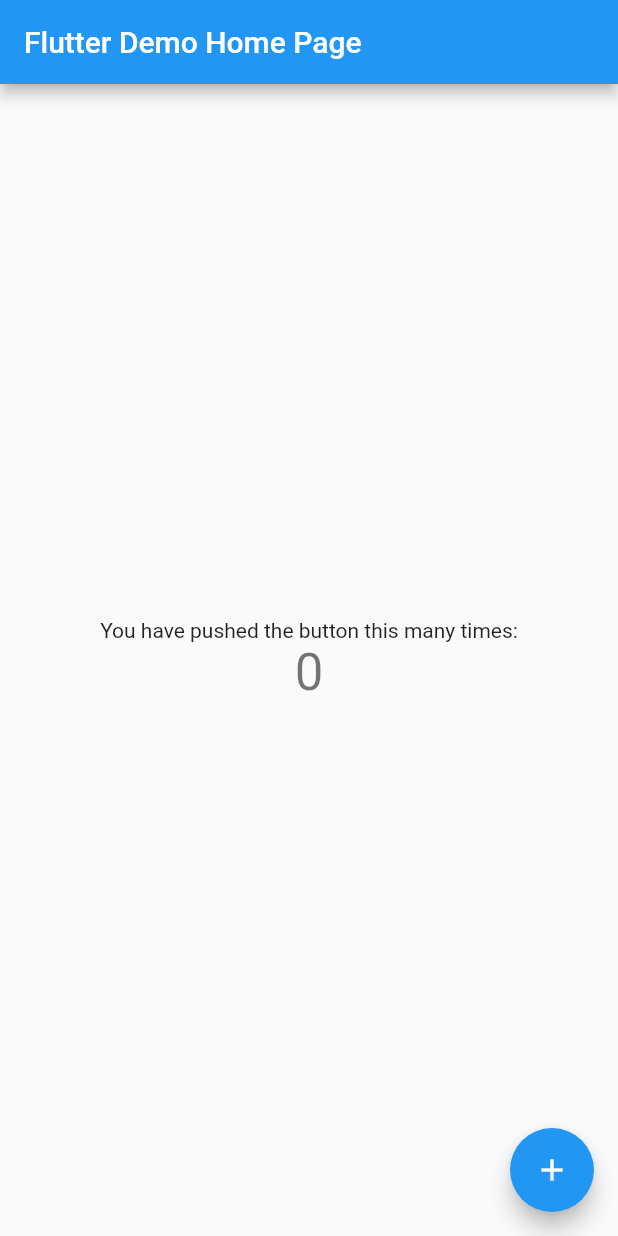
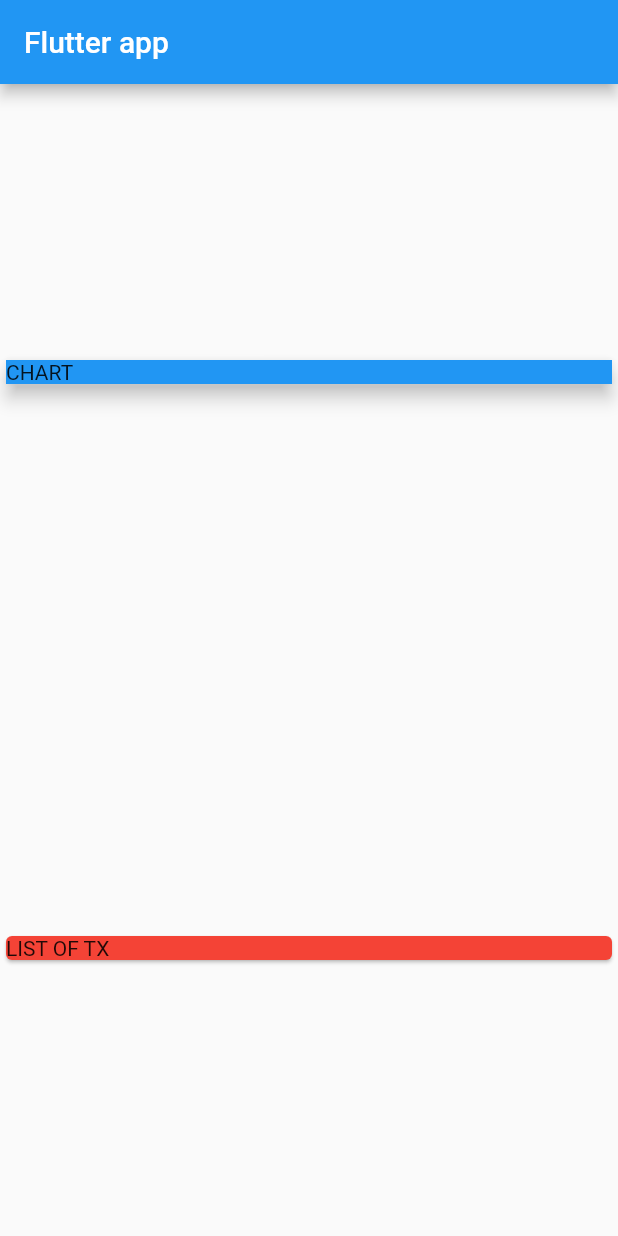
Before and after one commit to PatrickNiyogitare28/30-Days-of-flutter, a Flutter app: the screen it shows after launch, on a phone screen of 412 x 824 dp. Run offline on Flutter 3.47's test engine with Material 2 defaults, Android fonts, the phone set to English and light mode, and no system bars.

Commit message:
fit- added basic transactions

```diff
--- a/expensises_tracker/lib/main.dart
+++ b/expensises_tracker/lib/main.dart
@@ -1,118 +1,62 @@
 import 'package:flutter/material.dart';
 
+import './transaction.dart';
 void main() {
   runApp(MyApp());
 }
 
 class MyApp extends StatelessWidget {
-  // This widget is the root of your application.
   @override
   Widget build(BuildContext context) {
     return MaterialApp(
       title: 'Flutter Demo',
       theme: ThemeData(
-        // This is the theme of your application.
-        //
-        // Try running your application with "flutter run". You'll see the
-        // application has a blue toolbar. Then, without quitting the app, try
-        // changing the primarySwatch below to Colors.green and then invoke
-        // "hot reload" (press "r" in the console where you ran "flutter run",
-        // or simply save your changes to "hot reload" in a Flutter IDE).
-        // Notice that the counter didn't reset back to zero; the application
-        // is not restarted.
         primarySwatch: Colors.blue,
-        // This makes the visual density adapt to the platform that you run
-        // the app on. For desktop platforms, the controls will be smaller and
-        // closer tog
-        // ether (more dense) than on mobile platforms.
         visualDensity: VisualDensity.adaptivePlatformDensity,
       ),
-      home: MyHomePage(title: 'Flutter Demo Home Page'),
+      home: MyHomePage(),
     );
   }
 }
 
-class MyHomePage extends StatefulWidget {
-  MyHomePage({Key key, this.title}) : super(key: key);
+class MyHomePage extends StatelessWidget {
+  final List<Transaction> transaction = [
+    Transaction(
+      id: 't1',
+      title:'New shoes',
+      amount: 69.05,
+      date: DateTime.now()),
+    Transaction(
+      id: 't2',
+      title:'Weekly Groceries',
+      amount: 100,
+      date: DateTime.now())
 
-  // This widget is the home page of your application. It is stateful, meaning
-  // that it has a State object (defined below) that contains fields that affect
-  // how it looks.
-
-  // This class is the configuration for the state. It holds the values (in this
-  // case the title) provided by the parent (in this case the App widget) and
-  // used by the build method of the State. Fields in a Widget subclass are
-  // always marked "final".
-
-  final String title;
-
-  @override
-  _MyHomePageState createState() => _MyHomePageState();
-}
-
-class _MyHomePageState extends State<MyHomePage> {
-  int _counter = 0;
-
-  void _incrementCounter() {
-    setState(() {
-      // This call to setState tells the Flutter framework that something has
-      // changed in this State, which causes it to rerun the build method below
-      // so that the display can reflect the updated values. If we changed
-      // _counter without calling setState(), then the build method would not be
-      // called again, and so nothing would appear to happen.
-      _counter++;
-    });
-  }
+  ];
 
   @override
   Widget build(BuildContext context) {
-    // This method is rerun every time setState is called, for instance as done
-    // by the _incrementCounter method above.
-    //
-    // The Flutter framework has been optimized to make rerunning build methods
-    // fast, so that you can just rebuild anything that needs updating rather
-    // than having to individually change instances of widgets.
     return Scaffold(
       appBar: AppBar(
-        // Here we take the value from the MyHomePage object that was created by
-        // the App.build method, and use it to set our appbar title.
-        title: Text(widget.title),
+        title: Text('Flutter app'),
       ),
-      body: Center(
-        // Center is a layout widget. It takes a single child and positions it
-        // in the middle of the parent.
-        child: Column(
-          // Column is also a layout widget. It takes a list of children and
-          // arranges them vertically. By default, it sizes itself to fit its
-          // children horizontally, and tries to be as tall as its parent.
-          //
-          // Invoke "debug painting" (press "p" in the console, choose the
-          // "Toggle Debug Paint" action from the Flutter Inspector in Android
-          // Studio, or the "Toggle Debug Paint" command in Visual Studio Code)
-          // to see the wireframe for each widget.
-          //
-          // Column has various properties to control how it sizes itself and
-          // how it positions its children. Here we use mainAxisAlignment to
-          // center the children vertically; the main axis here is the vertical
-          // axis because Columns are vertical (the cross axis would be
-          // horizontal).
-          mainAxisAlignment: MainAxisAlignment.center,
-          children: <Widget>[
-            Text(
-              'You have pushed the button this many times:',
-            ),
-            Text(
-              '$_counter',
-              style: Theme.of(context).textTheme.headline4,
-            ),
-          ],
-        ),
+      body: Column(
+        mainAxisAlignment: MainAxisAlignment.spaceAround,
+        crossAxisAlignment: CrossAxisAlignment.stretch,
+        children: <Widget>[
+          Card(
+            child: Container(
+              color: Colors.blue,
+              width: double.infinity,
+              child: Text('CHART')),
+              elevation: 5,
+          ),
+          Card(
+            color: Colors.red,
+            child: Text('LIST OF TX'),
+          )
+        ],
       ),
-      floatingActionButton: FloatingActionButton(
-        onPressed: _incrementCounter,
-        tooltip: 'Increment',
-        child: Icon(Icons.add),
-      ), // This trailing comma makes auto-formatting nicer for build methods.
     );
   }
 }
--- /dev/null
+++ b/expensises_tracker/lib/transaction.dart
@@ -0,0 +1,15 @@
+import 'package:flutter/foundation.dart';
+
+class Transaction {
+  final String id;
+  final String title;
+  final double  amount;
+  final DateTime date;
+
+  Transaction({
+    @required this.id,
+    @required this.title,
+    @required this.amount,
+    @required this.date
+    });
+}
```
